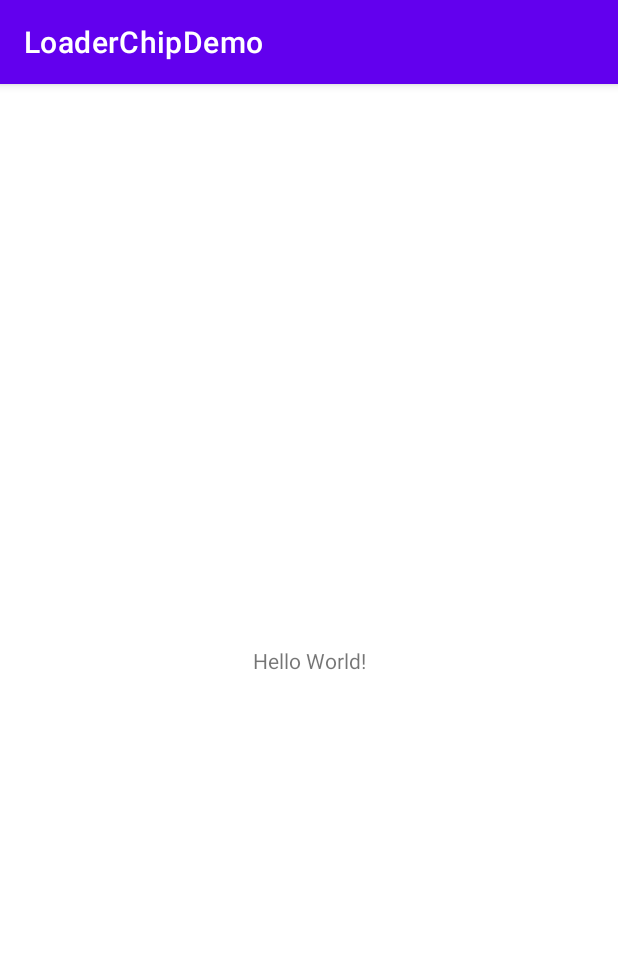
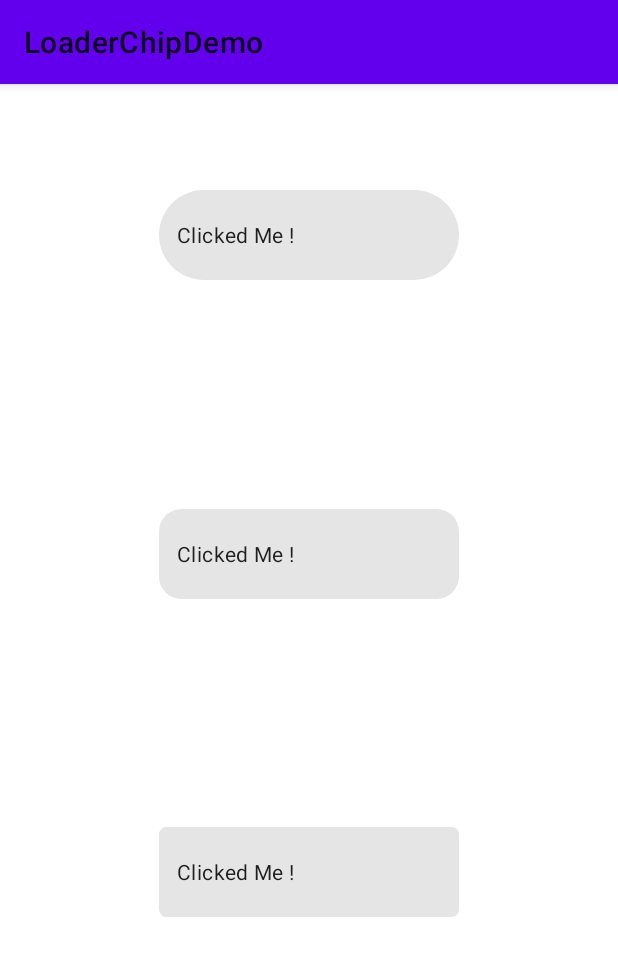
Before and after one commit to AbhinavChauhan97/LoaderChip, an Android app: the screen it shows after launch (MainActivity), on a phone screen of 412 x 824 dp. Shown: the top 956 px of the screen. Run offline under Robolectric (Android 15) with nearby library versions, the phone set to English and light mode, and no system bars; our stand-ins replace data binding; 3 statements that could not run were skipped.

Commit message:
initial commit

```diff
--- a/app/build.gradle
+++ b/app/build.gradle
@@ -30,6 +30,9 @@ android {
     kotlinOptions {
         jvmTarget = '1.8'
     }
+    buildFeatures {
+        dataBinding  = true
+    }
 }
 
 dependencies {
--- a/app/src/main/java/com/abhinav/chouhan/loaderchipdemo/MainActivity.kt
+++ b/app/src/main/java/com/abhinav/chouhan/loaderchipdemo/MainActivity.kt
@@ -2,11 +2,20 @@ package com.abhinav.chouhan.loaderchipdemo
 
 import androidx.appcompat.app.AppCompatActivity
 import android.os.Bundle
+import com.abhinav.chouhan.loaderchip.LoaderChip
+import com.abhinav.chouhan.loaderchipdemo.databinding.ActivityMainBinding
 
 class MainActivity : AppCompatActivity() {
+    lateinit var binding:ActivityMainBinding
     override fun onCreate(savedInstanceState: Bundle?) {
         super.onCreate(savedInstanceState)
-        setContentView(R.layout.activity_main)
+        binding = ActivityMainBinding.inflate(layoutInflater)
+        setContentView(binding.root)
+        binding.activity = this
 
     }
+
+    fun load(){
+       binding.loaderChip.startLoading()
+    }
 }
--- a/app/src/main/res/layout/activity_main.xml
+++ b/app/src/main/res/layout/activity_main.xml
@@ -1,4 +1,10 @@
 <?xml version="1.0" encoding="utf-8"?>
+<layout>
+    <data>
+        <variable
+            name="activity"
+            type="com.abhinav.chouhan.loaderchipdemo.MainActivity" />
+    </data>
 <androidx.constraintlayout.widget.ConstraintLayout xmlns:android="http://schemas.android.com/apk/res/android"
     xmlns:app="http://schemas.android.com/apk/res-auto"
     xmlns:tools="http://schemas.android.com/tools"
@@ -6,13 +12,58 @@
     android:layout_height="match_parent"
     tools:context=".MainActivity">
 
-    <TextView
-        android:layout_width="wrap_content"
-        android:layout_height="wrap_content"
-        android:text="Hello World!"
+    <com.abhinav.chouhan.loaderchip.LoaderChip
+        android:id="@+id/loaderChip3"
+        android:layout_width="200dp"
+        android:layout_height="60dp"
+        android:text="Clicked Me !"
+        app:lapDuration="2000"
+        app:loaderWidth="5dp"
+        app:loaderStyle="bounce"
+        app:chipCornerRadius="5dp"
+        app:reverseEffect="true"
+        app:layout_constraintVertical_bias="0.7"
+        android:onClick="@{v -> activity.load()}"
+        app:layout_constraintBottom_toBottomOf="parent"
+        app:layout_constraintLeft_toLeftOf="parent"
+        app:layout_constraintRight_toRightOf="parent"
+        app:layout_constraintTop_toTopOf="parent" />
+
+    <com.abhinav.chouhan.loaderchip.LoaderChip
+        android:id="@+id/loaderChip2"
+        android:layout_width="200dp"
+        android:layout_height="60dp"
+        android:text="Clicked Me !"
+        app:lapDuration="3000"
+        app:loaderWidth="8dp"
+        app:loaderStyle="overshoot"
+        app:reverseEffect="true"
+        app:loaderColor="@android:color/holo_blue_bright"
+        app:loaderColorStart="@android:color/holo_blue_bright"
+        app:loaderColorEnd="@android:color/holo_red_light"
+        android:onClick="@{v -> activity.load()}"
+        app:layout_constraintVertical_bias="0.1"
+        app:layout_constraintBottom_toBottomOf="parent"
+        app:layout_constraintLeft_toLeftOf="parent"
+        app:layout_constraintRight_toRightOf="parent"
+        app:layout_constraintTop_toTopOf="parent" />
+
+    <com.abhinav.chouhan.loaderchip.LoaderChip
+        android:id="@+id/loaderChip"
+        android:layout_width="200dp"
+        android:layout_height="60dp"
+        android:text="Clicked Me !"
+        app:lapDuration="2000"
+        app:loaderWidth="3dp"
+        app:reverseEffect="true"
+        app:chipCornerRadius="15dp"
+        app:layout_constraintVertical_bias="0.4"
+        app:loaderColor="@android:color/holo_blue_bright"
+        android:onClick="@{v -> activity.load()}"
         app:layout_constraintBottom_toBottomOf="parent"
         app:layout_constraintLeft_toLeftOf="parent"
         app:layout_constraintRight_toRightOf="parent"
         app:layout_constraintTop_toTopOf="parent" />
 
 </androidx.constraintlayout.widget.ConstraintLayout>
+</layout>
--- a/app/src/main/res/values-night/themes.xml
+++ /dev/null
@@ -1,16 +0,0 @@
-<resources xmlns:tools="http://schemas.android.com/tools">
-    <!-- Base application theme. -->
-    <style name="Theme.LoaderChipDemo" parent="Theme.MaterialComponents.DayNight.DarkActionBar">
-        <!-- Primary brand color. -->
-        <item name="colorPrimary">@color/purple_200</item>
-        <item name="colorPrimaryVariant">@color/purple_700</item>
-        <item name="colorOnPrimary">@color/black</item>
-        <!-- Secondary brand color. -->
-        <item name="colorSecondary">@color/teal_200</item>
-        <item name="colorSecondaryVariant">@color/teal_200</item>
-        <item name="colorOnSecondary">@color/black</item>
-        <!-- Status bar color. -->
-        <item name="android:statusBarColor" tools:targetApi="l">?attr/colorPrimaryVariant</item>
-        <!-- Customize your theme here. -->
-    </style>
-</resources>
--- a/app/src/main/res/values/themes.xml
+++ b/app/src/main/res/values/themes.xml
@@ -1,6 +1,6 @@
 <resources xmlns:tools="http://schemas.android.com/tools">
     <!-- Base application theme. -->
-    <style name="Theme.LoaderChipDemo" parent="Theme.MaterialComponents.DayNight.DarkActionBar">
+    <style name="Theme.LoaderChipDemo" parent="Theme.MaterialComponents.Light">
         <!-- Primary brand color. -->
         <item name="colorPrimary">@color/purple_500</item>
         <item name="colorPrimaryVariant">@color/purple_700</item>
@@ -13,4 +13,6 @@
         <item name="android:statusBarColor" tools:targetApi="l">?attr/colorPrimaryVariant</item>
         <!-- Customize your theme here. -->
     </style>
+
+
 </resources>
--- a/loaderchip/src/main/java/com/abhinav/chouhan/loaderchip/LoaderChip.kt
+++ b/loaderchip/src/main/java/com/abhinav/chouhan/loaderchip/LoaderChip.kt
@@ -6,17 +6,26 @@ import android.content.Context
 import android.graphics.*
 import android.util.AttributeSet
 import android.view.View
-import android.view.animation.DecelerateInterpolator
+import android.view.animation.*
+import android.view.animation.Interpolator
+import androidx.core.animation.doOnEnd
+import androidx.core.animation.doOnStart
+import androidx.interpolator.view.animation.FastOutSlowInInterpolator
+import androidx.interpolator.view.animation.LinearOutSlowInInterpolator
 import com.google.android.material.chip.Chip
 import kotlin.math.abs
 
 
-class LoaderChip @JvmOverloads constructor(context: Context, attributeSet: AttributeSet? = null,defStyleAttr:Int = 0) : Chip(context,attributeSet) , View.OnClickListener {
+class LoaderChip @JvmOverloads constructor(
+    context: Context,
+    attributeSet: AttributeSet? = null,
+    defStyleAttr: Int = 0
+) : Chip(context, attributeSet, defStyleAttr) {
 
 
-    private lateinit var borderPath:Path
-    private lateinit var pathMeasure:PathMeasure
-    private lateinit var loaderAnimator:ValueAnimator
+    private lateinit var borderPath: Path
+    private lateinit var pathMeasure: PathMeasure
+    private lateinit var loaderAnimator: ValueAnimator
     var lapDuration = 2000L
     var loaderWidth = 5f
     var loaderColor = Color.RED
@@ -24,10 +33,14 @@ class LoaderChip @JvmOverloads constructor(context: Context, attributeSet: Attri
     private var loaderEnd = 0f
     var loaderStartColor = -1
     var loaderEndColor = -1
+    var reverseEffectEnabled = false
+    lateinit var interpolator: Interpolator
+    lateinit var reverseInterpolator: Interpolator
     var drawingGradient = false
     private var loaderPath = Path()
     private var shouldLoad = false
-    private var wrappedClickListener:OnClickListener? = null
+    private var reversed = false
+    private var wrappedClickListener: OnClickListener? = null
     var shouldStartLoadingOnClick = true
     private val loaderPaint = Paint().apply {
         isAntiAlias = true
@@ -36,9 +49,51 @@ class LoaderChip @JvmOverloads constructor(context: Context, attributeSet: Attri
 
     init {
         setEnsureMinTouchTargetSize(false)
-        super.setOnClickListener(this)
-        if(attributeSet != null) {
-            val ta = context.obtainStyledAttributes(attributeSet, R.styleable.LoaderChip, 0, 0)
+        super.setOnClickListener {
+            wrappedClickListener?.onClick(it)
+            if (shouldStartLoadingOnClick) {
+                startLoading()
+            }
+        }
+        if (attributeSet != null) {
+            val ta = context.obtainStyledAttributes(
+                attributeSet,
+                R.styleable.LoaderChip,
+                defStyleAttr,
+                0
+            )
+            reverseEffectEnabled = ta.getBoolean(R.styleable.LoaderChip_reverseEffect,false)
+            when (ta.getInt(R.styleable.LoaderChip_loaderStyle, 7)) {
+                1 -> {
+                    interpolator = FastOutSlowInInterpolator()
+                    reverseInterpolator = ReverseFastOutSlowInInterpolator()
+                }
+                2 -> {
+                    interpolator = OvershootInterpolator()
+                    reverseInterpolator = ReverseOvershootInterpolator()
+                }
+                3 -> {
+                    interpolator = BounceInterpolator()
+                    reverseInterpolator = ReverseBouceInterpolator()
+                }
+                4 -> {
+                    interpolator = AccelerateInterpolator()
+                    reverseInterpolator = ReverseAccelerateInterpolator()
+                }
+                5 -> {
+                    interpolator = DecelerateInterpolator()
+                    reverseInterpolator = ReverseDecelerateInterpolator()
+                }
+                6 -> {
+                    interpolator = LinearInterpolator()
+                    reverseInterpolator = ReverseLinearInterPolator()
+                }
+                else -> {
+                    interpolator = AccelerateDecelerateInterpolator()
+                    reverseInterpolator = ReverseAccelerateDecelrateInterPolator()
+                }
+            }
+
             val defaultLoaderWidth = resources.getDimension(R.dimen.default_loader_width)
             loaderWidth = ta.getDimension(R.styleable.LoaderChip_loaderWidth, defaultLoaderWidth)
             loaderPaint.strokeWidth = loaderWidth
@@ -57,8 +112,8 @@ class LoaderChip @JvmOverloads constructor(context: Context, attributeSet: Attri
 
     override fun onDraw(canvas: Canvas) {
         super.onDraw(canvas)
-        with(canvas){
-            if(shouldLoad) {
+        with(canvas) {
+            if (shouldLoad) {
                 loaderPath.reset()
                 pathMeasure.getSegment(loaderStart, loaderEnd, loaderPath, true)
                 drawPath(loaderPath, loaderPaint)
@@ -70,49 +125,63 @@ class LoaderChip @JvmOverloads constructor(context: Context, attributeSet: Attri
         wrappedClickListener = l
     }
 
-    override fun onClick(v: View?) {
-        wrappedClickListener?.onClick(v)
-        if(shouldStartLoadingOnClick){
-            startLoading()
-        }
-    }
 
-    fun stopLoading(){
+    fun stopLoading() {
         shouldLoad = false
         loaderAnimator.end()
     }
 
 
-    fun startLoading(){
+    fun startLoading() {
         shouldLoad = true
         borderPath = Path().apply {
-            addRoundRect(0f + loaderPaint.strokeWidth/2,
-                0f + loaderPaint.strokeWidth/2,
-                width.toFloat() - loaderPaint.strokeWidth/2,
-                height.toFloat() - loaderPaint.strokeWidth/2,
-                if(chipCornerRadius == 0f) height/2f else chipCornerRadius,
-                if(chipCornerRadius == 0f) height/2f else chipCornerRadius,
-                Path.Direction.CCW)
+            addRoundRect(
+                0f + loaderPaint.strokeWidth / 2,
+                0f + loaderPaint.strokeWidth / 2,
+                width.toFloat() - loaderPaint.strokeWidth / 2,
+                height.toFloat() - loaderPaint.strokeWidth / 2,
+                if (chipCornerRadius == 0f) height / 2f else chipCornerRadius,
+                if (chipCornerRadius == 0f) height / 2f else chipCornerRadius,
+                Path.Direction.CCW
+            )
         }
 
-        pathMeasure = PathMeasure(borderPath,true)
 
-        if(drawingGradient){
-            loaderPaint.shader = LinearGradient(0f,0f,pathMeasure.length/3f,loaderWidth,Color.RED,Color.YELLOW,Shader.TileMode.CLAMP)
-        }else{
+        pathMeasure = PathMeasure(borderPath, true)
+
+        if (drawingGradient) {
+            loaderPaint.shader = LinearGradient(
+                0f,
+                0f,
+                pathMeasure.length / 3f,
+                loaderWidth,
+                loaderStartColor,
+                loaderEndColor,
+                Shader.TileMode.CLAMP
+            )
+        } else {
             loaderPaint.color = loaderColor
         }
-        loaderAnimator = ValueAnimator.ofFloat(0f,1f).apply {
-            duration =  lapDuration
-            repeatCount = ValueAnimator.INFINITE
-            interpolator = DecelerateInterpolator()
+        loaderAnimator = ValueAnimator.ofFloat(0f, 1f).apply {
+            duration = lapDuration
+            this.interpolator = this@LoaderChip.interpolator
             addUpdateListener {
                 val animatedValue = it.animatedValue as Float
-                loaderEnd  = animatedValue * pathMeasure.length
+                loaderEnd = animatedValue * pathMeasure.length
                 loaderStart = loaderEnd - ((0.5f - abs(animatedValue - 0.5f)) * pathMeasure.length)
                 invalidate()
             }
         }
+        loaderAnimator.doOnStart {
+            reversed = !reversed
+        }
+        loaderAnimator.doOnEnd {
+            if(reverseEffectEnabled) {
+                loaderAnimator.interpolator =
+                    if (reversed) interpolator else reverseInterpolator
+            }
+            loaderAnimator.start()
+        }
         loaderAnimator.start()
     }
 }
```
Also changed, not shown: app/src/main/res/values/styles.xml (added, +10 -0 lines), loaderchip/src/main/res/values/attrs.xml (+10 -0 lines).
